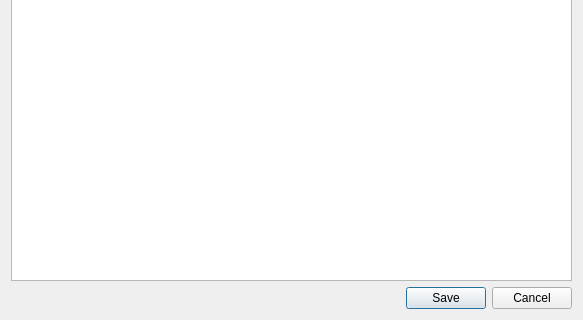
Above: src/db/behaviorsDialog.ui from neuroethology/bento before the change; both pictures show x 0 to 583 and y 707 to 1027 of the 583 by 1027 pixel window. Below: the same form after it.
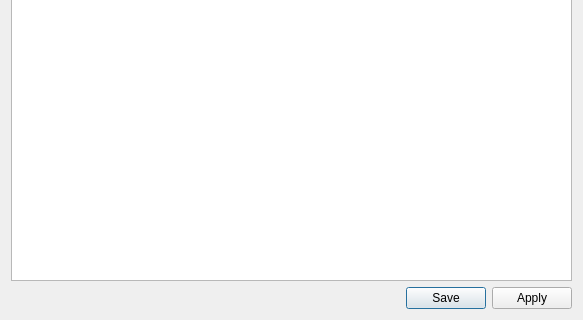
That is the form after the change. Custom widgets are drawn as their Qt base class.

Diff of the .ui file:
```diff
--- a/src/db/behaviorsDialog.ui
+++ b/src/db/behaviorsDialog.ui
@@ -33,7 +33,10 @@
       <enum>Qt::Horizontal</enum>
      </property>
      <property name="standardButtons">
-      <set>QDialogButtonBox::Cancel|QDialogButtonBox::Save</set>
+      <set>QDialogButtonBox::Apply|QDialogButtonBox::Save</set>
+     </property>
+     <property name="centerButtons">
+      <bool>false</bool>
      </property>
     </widget>
    </item>
```
